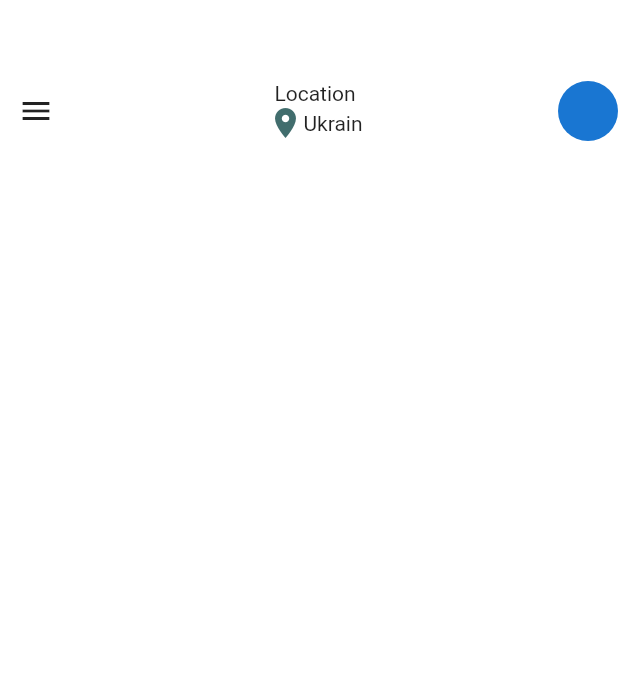
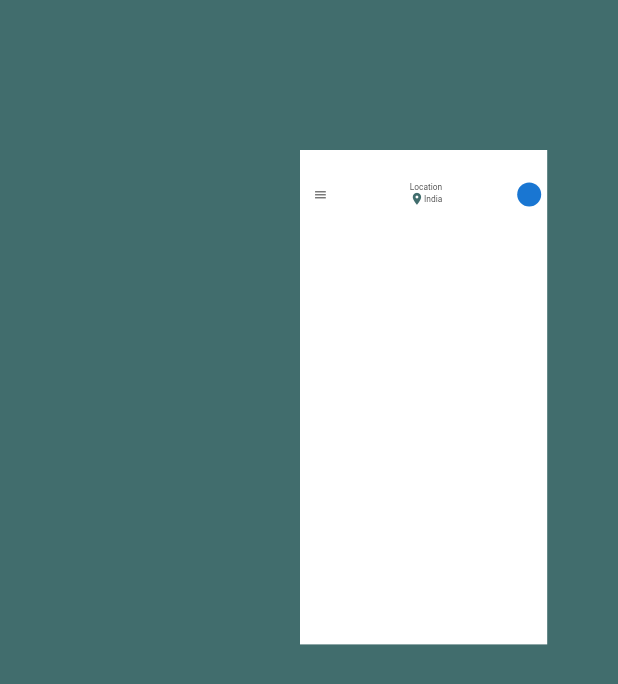
Before and after one commit to arunsingh28/pet_ui, a Flutter app: the screen it shows after launch, after a tap on the "menu" icon, on a phone screen of 412 x 824 dp. Shown: the top 684 px of the screen. Run offline on Flutter 3.47's test engine with Material 2 defaults, Android fonts, the phone set to English and light mode, and no system bars.

Commit message:
animation container

```diff
--- a/lib/screen/Home.dart
+++ b/lib/screen/Home.dart
@@ -9,9 +9,15 @@ class Home extends StatefulWidget {
 }
 
 class _HomeState extends State<Home> {
+  double xOffset = 0;
+  double yOffset = 0;
+  double scaleFactor = 1;
+
   @override
   Widget build(BuildContext context) {
     return AnimatedContainer(
+      transform: Matrix4.translationValues(xOffset, yOffset, 0)
+        ..scale(scaleFactor),
       duration: Duration(milliseconds: 250),
       color: Colors.white,
       child: Column(
@@ -19,10 +25,20 @@ class _HomeState extends State<Home> {
           SizedBox(
             height: 50,
           ),
-          Row(mainAxisAlignment: MainAxisAlignment.spaceBetween, children: [
+          Container(
+            margin: EdgeInsets.symmetric(horizontal: 10),
+            child: Row(
+                mainAxisAlignment: MainAxisAlignment.spaceBetween,
+                children: [
                   IconButton(
                     icon: Icon(Icons.menu),
-              onPressed: () {},
+                    onPressed: () {
+                      setState(() {
+                        xOffset = 200;
+                        yOffset = 100;
+                        scaleFactor = .4;
+                      });
+                    },
                   ),
                   Column(
                     children: [
@@ -32,12 +48,13 @@ class _HomeState extends State<Home> {
                           Icons.location_on,
                           color: primaryGreen,
                         ),
-                  Text('Ukrain')
+                        Text('India')
                       ])
                     ],
                   ),
                   CircleAvatar()
-          ])
+                ]),
+          )
         ],
       ),
     );
```
Lines whose indentation alone changed are shown as unchanged.
